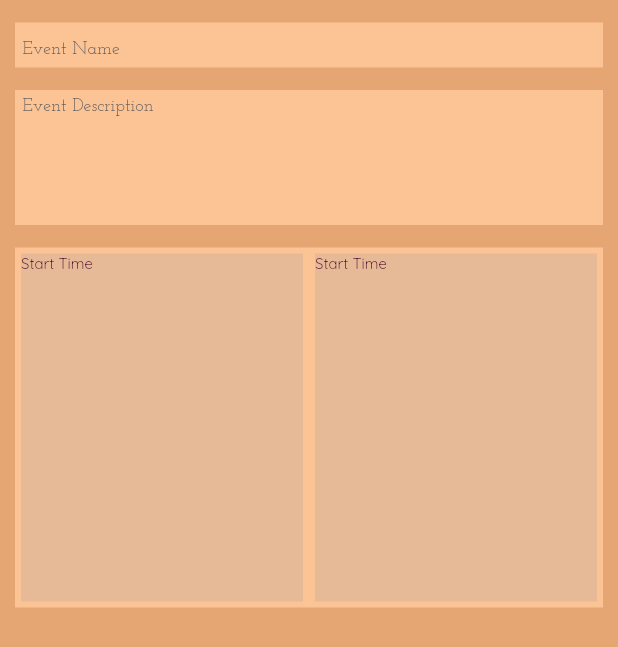
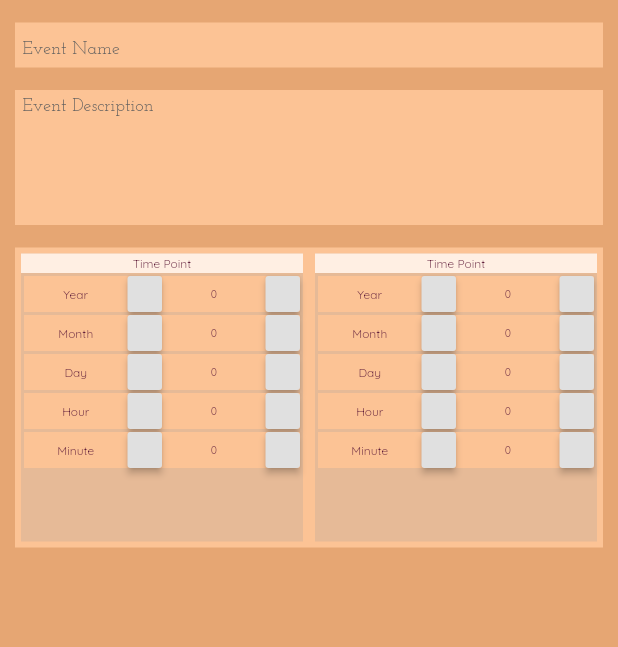
Before and after one commit to Anton-Os/TimeWarp, a Flutter app: the AddItemScreen screen opened directly, on a phone screen of 412 x 824 dp. Shown: the top 647 px of the screen. Run offline on Flutter 3.47's test engine with Material 2 defaults, Android fonts, the phone set to English and light mode, and no system bars; our stand-ins replace cloud_firestore, firebase_core, shared_preferences; accounts and stored records are empty.

Commit message:
TimePickerField

```diff
--- a/lib/create/add_item_screen.dart
+++ b/lib/create/add_item_screen.dart
@@ -1,41 +1,8 @@
 import 'package:flutter/cupertino.dart';
 import 'package:flutter/material.dart';
 
-enum TIMEPICKER_Target {
-  Start,
-  End
-}
-
-class TimePicker extends StatefulWidget {
-  const TimePicker({Key key, this.type}) : super(key: key);
-
-  final TIMEPICKER_Target type;
-
-  // TODO: Make the colors based on the existing color themes
-  static const Color bkColor = Color(0xFFe6ba97);
-  static const TextStyle textInputScript = TextStyle( fontSize: 10, color: Color(0xFF5e1b38), decoration: TextDecoration.none, fontFamily: 'Quicksand');
-
-  @override
-  _TimePicker createState() => _TimePicker();
-}
-
-class _TimePicker extends State<TimePicker> {
-  @override
-  Widget build(BuildContext context) {
-    return
-      Container(
-        color: TimePicker.bkColor,
-        margin: EdgeInsets.all(4.0),
-        child:
-        SizedBox.expand(
-          child: // TODO: Make this a column with selectable dates and times
-            Text('Start Time', style: TimePicker.textInputScript)
-        )
-      );
-    /*return
-      Text('Start Time', style: TimePicker.textInputScript); */
-  }
-}
+import 'package:timewarpsoc/create/time_picker_view.dart';
+import 'package:timewarpsoc/timeline_types.dart';
 
 class AddItemScreen extends StatefulWidget {
 
@@ -99,14 +66,14 @@ class _AddItemScreen extends State<AddItemScreen> {
                 ),
                 Padding(padding: EdgeInsets.only(top: 10)),
                 Container(
-                  height: 240.0,
+                  height: 200.0,
                   margin: EdgeInsets.fromLTRB(10, 5, 10, 0),
                   color: AddItemScreen.fieldColor,
                   child:
-                  Row(
+                  Row( // TODO: Add a button to change the scale type
                     children: <Widget>[
-                      Expanded( child: TimePicker(type: TIMEPICKER_Target.Start)),
-                      Expanded( child: TimePicker(type: TIMEPICKER_Target.End))
+                      Expanded( child: TimePickerView(scale: TIME_Scale.Years)),
+                      Expanded( child: TimePickerView(scale: TIME_Scale.Years))
                     ],
                   ),
                 ),
--- /dev/null
+++ b/lib/create/time_picker_view.dart
@@ -0,0 +1,130 @@
+import 'package:flutter/cupertino.dart';
+import 'package:flutter/material.dart';
+
+import 'package:timewarpsoc/timeline_types.dart';
+
+class TimePickerField extends StatefulWidget {
+  TimePickerField({Key key, this.scale, this.placeholder, this.lowerLimit, this.upperLimit}) : super(key: key) {
+    assert(upperLimit > lowerLimit);
+  }
+
+  int currentVal = 0;
+  final TIME_Scale scale;
+  final String placeholder;
+  final int lowerLimit;
+  final int upperLimit;
+
+  static const Color fieldColor = Color(0xFFfcc395);
+  static const TextStyle descScript = TextStyle( fontSize: 8, color: Color(0xFF5e1b38), decoration: TextDecoration.none, fontFamily: 'Quicksand');
+  static const TextStyle numScript = TextStyle( fontSize: 7, color: Color(0xFF5e1b38), decoration: TextDecoration.none, fontFamily: 'Quicksand');
+
+  @override
+  _TimePickerField createState() => _TimePickerField();
+}
+
+class _TimePickerField extends State<TimePickerField> {
+  @override
+  Widget build(BuildContext context) {
+    return Container(
+      height: 24.0,
+      // padding: EdgeInsets.only(left: 5),
+      margin: EdgeInsets.fromLTRB(2, 2, 2, 0),
+      color: TimePickerField.fieldColor,
+      // child: Text(widget.placeholder, style: TimePickerField.textInputScript)
+      child: Row(
+        children: <Widget>[
+          Expanded(
+              flex: 3,
+              child: Text(widget.placeholder, style: TimePickerField.descScript, textAlign: TextAlign.center)
+          ),
+          Expanded( // Decrement Button, TODO: Add Image as child
+            flex: 1,
+            child: SizedBox.expand(
+              child: RaisedButton(
+                onPressed: (){
+
+                },
+                onLongPress: (){
+
+                },
+              )
+            )
+          ),
+          Expanded(
+              flex: 3,
+              child: Text(widget.currentVal.toString(), style: TimePickerField.numScript, textAlign: TextAlign.center)
+          ),
+          Expanded( // Decrement Button, TODO: Add Image as child
+              flex: 1,
+              child: SizedBox.expand(
+                  child: RaisedButton(
+                    onPressed: (){
+
+                    },
+                    onLongPress: (){
+
+                    },
+                  )
+              )
+          ),
+        ],
+      )
+    );
+  }
+}
+
+
+enum TIMEPICKER_Target {
+  Start,
+  End
+}
+
+class TimePickerView extends StatefulWidget {
+  const TimePickerView({Key key, this.scale}) : super(key: key);
+
+  final TIME_Scale scale;
+
+  // TODO: Make the colors based on the existing color themes
+  static const Color bkColor = Color(0xFFe6ba97);
+  static const Color topColor = Color(0xFFffefe3);
+  static const TextStyle topScript = TextStyle( fontSize: 8, color: Color(0xFF5e1b38), decoration: TextDecoration.none, fontFamily: 'Quicksand');
+
+  @override
+  _TimePickerView createState() => _TimePickerView();
+}
+
+class _TimePickerView extends State<TimePickerView> {
+  @override
+  Widget build(BuildContext context) {
+    return
+      Container(
+          color: TimePickerView.bkColor,
+          margin: EdgeInsets.all(4.0),
+          child:
+          SizedBox.expand(
+              child: // TODO: Make this a column with selectable dates and times
+              Column(
+                children: <Widget>[
+                  Container(
+                    height: 13.0,
+                    padding: EdgeInsets.only(top: 1.5),
+                    color: TimePickerView.topColor,
+                    child:
+                      SizedBox(
+                        width: double.infinity,
+                        child:
+                          Text("Time Point", style: TimePickerView.topScript, textAlign: TextAlign.center)
+                      )
+                  ),
+                  TimePickerField(placeholder: "Year", lowerLimit: 0, upperLimit: 4000),
+                  TimePickerField(placeholder: "Month", lowerLimit: 1, upperLimit: 12),
+                  TimePickerField(placeholder: "Day", lowerLimit: 1, upperLimit: 31),
+                  TimePickerField(placeholder: "Hour", lowerLimit: 1, upperLimit: 24),
+                  TimePickerField(placeholder: "Minute", lowerLimit: 1, upperLimit: 60),
+                ],
+              )
+              // Text('Start Time', style: TimePickerView.textInputScript)
+          )
+      );
+  }
+}
--- a/lib/timeline_types.dart
+++ b/lib/timeline_types.dart
@@ -101,21 +101,6 @@ class TimelineSegData {
 // Location loc maybe
 }
 
-// Sorts timeline segments chronologically
-/* void sortTimelineSegs(List<TimelineSegData> segments){
-  TimePoint srcTP = segments.first.tp1;
-  int srcIndex = 0;
-  TimePoint destTP;
-
-  for(int s = 0; s < segments.length; s++){
-    // TODO: Implement timepoint comparison operator!
-    destTP = segments.elementAt(s).tp1;
-    while(destTP.year < srcTP.year){
-      segments.
-    }
-  }
-} */
-
 class TimelineData {
   TIME_Scale scale = TIME_Scale.Years;
   List<TimelineSegData> segments = [];
```
